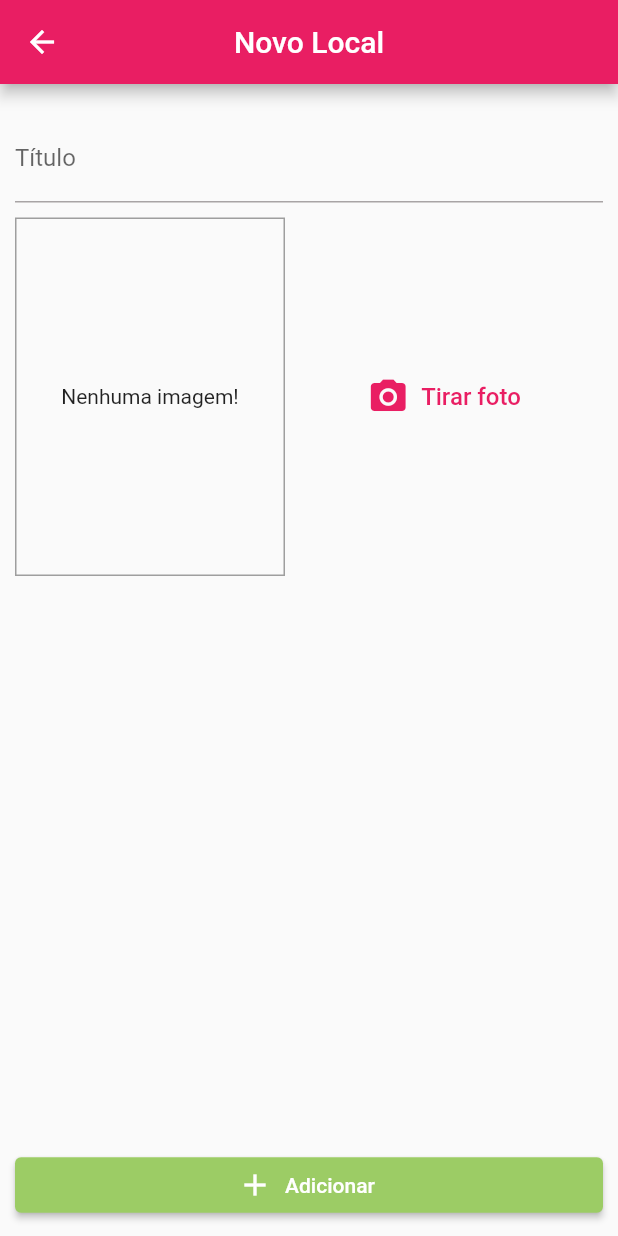
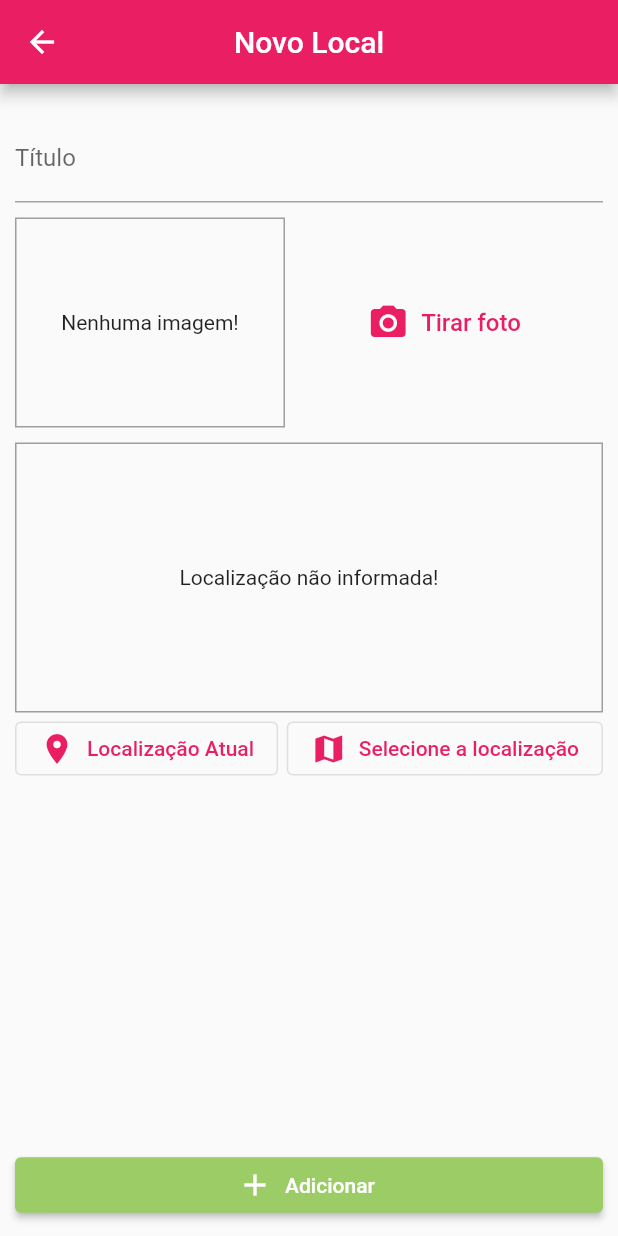
Before and after one commit to Andrew-Ssantos/camera_and_map, a Flutter app: the screen it shows after launch, after a tap on the "add" icon, on a phone screen of 412 x 824 dp. Run offline on Flutter 3.47's test engine with Material 2 defaults, Android fonts, the phone set to English and light mode, and no system bars; our stand-ins replace image_picker, location, sqflite; accounts and stored records are empty.

Commit message:
Inclusão de novos componentes widget e implementação do SQL

```diff
--- a/lib/components/widgets/image_input.dart
+++ b/lib/components/widgets/image_input.dart
@@ -37,7 +37,7 @@ class _ImageInputState extends State<ImageInput> {
       children: [
         Container(
           width: 180,
-          height: 239,
+          height: 140,
           decoration: BoxDecoration(
             border: Border.all(
               width: 1,
--- /dev/null
+++ b/lib/components/widgets/location_input.dart
@@ -0,0 +1,62 @@
+import 'package:flutter/material.dart';
+import 'package:location/location.dart';
+
+class LocationInput extends StatefulWidget {
+  const LocationInput({super.key});
+
+  @override
+  State<LocationInput> createState() => _LocationInputState();
+}
+
+class _LocationInputState extends State<LocationInput> {
+  late String _previewImageUrl = '';
+
+  Future<void> _getCurrentUserLocation() async {
+    final locData = await Location().getLocation();
+    print(locData.longitude);
+    print(locData.altitude);
+  }
+
+  @override
+  Widget build(BuildContext context) {
+    return Column(
+      children: [
+        Container(
+          height: 180,
+          width: double.infinity,
+          alignment: Alignment.center,
+          decoration:
+              BoxDecoration(border: Border.all(width: 1, color: Colors.grey)),
+          child: _previewImageUrl == ''
+              ? const Text('Localização não informada!')
+              : Image.network(
+                  _previewImageUrl,
+                  fit: BoxFit.cover,
+                  width: double.infinity,
+                ),
+        ),
+        Row(
+          mainAxisAlignment: MainAxisAlignment.spaceBetween,
+          children: [
+            OutlinedButton.icon(
+              onPressed: _getCurrentUserLocation,
+              icon: Icon(Icons.location_on),
+              label: Text(
+                'Localização Atual',
+                style: TextStyle(color: Theme.of(context).colorScheme.primary),
+              ),
+            ),
+            OutlinedButton.icon(
+              onPressed: () {},
+              icon: Icon(Icons.map),
+              label: Text(
+                'Selecione a localização',
+                style: TextStyle(color: Theme.of(context).colorScheme.primary),
+              ),
+            ),
+          ],
+        )
+      ],
+    );
+  }
+}
--- a/lib/providers/camera_and_map.dart
+++ b/lib/providers/camera_and_map.dart
@@ -2,10 +2,27 @@ import 'dart:io';
 import 'dart:math';
 
 import 'package:camera_and_map/models/place.dart';
+import 'package:camera_and_map/utils/db_util.dart';
 import 'package:flutter/material.dart';
 
 class CameraAndMap with ChangeNotifier {
   List<Place> _items = [];
+
+  Future<void> loadPlaces() async {
+    final dataList = await DbUtil.getData('places');
+    _items = dataList
+        .map(
+          (item) => Place(
+            id: item['id'],
+            title: item['title'],
+            location:
+                PlaceLocation(latitude: 10, longitude: 10, address: 'Teste'),
+            image: File(item['image']),
+          ),
+        )
+        .toList();
+    notifyListeners();
+  }
 
   List<Place> get items {
     return [..._items];
@@ -28,6 +45,11 @@ class CameraAndMap with ChangeNotifier {
     );
 
     _items.add(newPlace);
+    DbUtil.insert('places', {
+      'id': newPlace.id,
+      'title': newPlace.title,
+      'image': newPlace.image.path,
+    });
     notifyListeners();
   }
 }
--- a/lib/screens/place_form_screen.dart
+++ b/lib/screens/place_form_screen.dart
@@ -1,6 +1,7 @@
 import 'dart:io';
 
 import 'package:camera_and_map/components/widgets/image_input.dart';
+import 'package:camera_and_map/components/widgets/location_input.dart';
 import 'package:camera_and_map/providers/camera_and_map.dart';
 import 'package:flutter/material.dart';
 import 'package:provider/provider.dart';
@@ -59,6 +60,8 @@ class _PlaceFormScreenState extends State<PlaceFormScreen> {
                       ),
                       const SizedBox(height: 10),
                       ImageInput(_selectImage),
+                      const SizedBox(height: 10),
+                      LocationInput(),
                     ],
                   ),
                 ),
--- a/lib/screens/place_list_screen.dart
+++ b/lib/screens/place_list_screen.dart
@@ -21,24 +21,31 @@ class PlaceListScreen extends StatelessWidget {
           )
         ],
       ),
-      body: Consumer<CameraAndMap>(
+      body: FutureBuilder(
+        future: Provider.of<CameraAndMap>(context, listen: false).loadPlaces(),
+        builder: (ctx, snapshot) => snapshot.connectionState ==
+                ConnectionState.waiting
+            ? const Center(child: CircularProgressIndicator())
+            : Consumer<CameraAndMap>(
                 child: const Center(
                   child: Text('Nenhum local cadastrado!'),
                 ),
-        builder: (ctx, cameraAndMap, child) => cameraAndMap.itemsCount == 0
+                builder: (ctx, cameraAndMap, child) =>
+                    cameraAndMap.itemsCount == 0
                         ? child!
                         : ListView.builder(
                             itemCount: cameraAndMap.itemsCount,
                             itemBuilder: (ctx, i) => ListTile(
                               leading: CircleAvatar(
-                    backgroundImage:
-                        FileImage(cameraAndMap.itemByIndex(i).image),
+                                backgroundImage: FileImage(
+                                    cameraAndMap.itemByIndex(i).image),
                               ),
                               title: Text(cameraAndMap.itemByIndex(i).title),
                               onTap: () {},
                             ),
                           ),
               ),
+      ),
     );
   }
 }
--- /dev/null
+++ b/lib/utils/db_util.dart
@@ -0,0 +1,32 @@
+import 'package:sqflite/sqflite.dart' as sql;
+import 'package:path/path.dart' as path;
+import 'package:sqflite/sql.dart';
+
+class DbUtil {
+  static Future<sql.Database> database() async {
+    final dbPath = await sql.getDatabasesPath();
+    return sql.openDatabase(
+      path.join(dbPath, 'places.db'),
+      onCreate: (db, version) {
+        return db.execute(
+          'CREATE TABLE places (id TEXT PRIMARY KEY, title TEXT, image TEXT)',
+        );
+      },
+      version: 1,
+    );
+  }
+
+  static Future<void> insert(String table, Map<String, Object> data) async {
+    final db = await DbUtil.database();
+    await db.insert(
+      table,
+      data,
+      conflictAlgorithm: ConflictAlgorithm.replace,
+    );
+  }
+
+  static Future<List<Map<String, dynamic>>> getData(String table) async {
+    final db = await DbUtil.database();
+    return db.query(table);
+  }
+}
--- a/pubspec.yaml
+++ b/pubspec.yaml
@@ -39,6 +39,8 @@ dependencies:
   image_picker: ^1.0.1
   path_provider: ^2.0.15
   path: ^1.8.3
+  sqflite: ^2.3.0
+  location: ^5.0.1
 
 dev_dependencies:
   flutter_test:
```
Also changed, not shown: pubspec.lock, 2 other files. Lines whose indentation alone changed are shown as unchanged.
